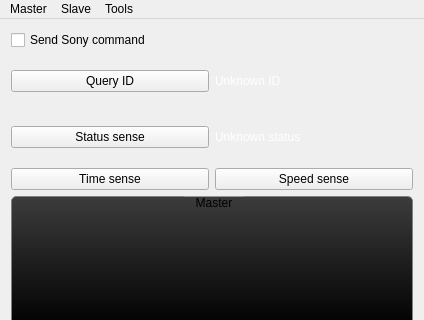
Qt form app/SonyTool/SonyToolWindow.ui (JokerSync/Joker) before a commit; both pictures show x 0 to 424 and y 0 to 320 of the 424 by 506 pixel window.
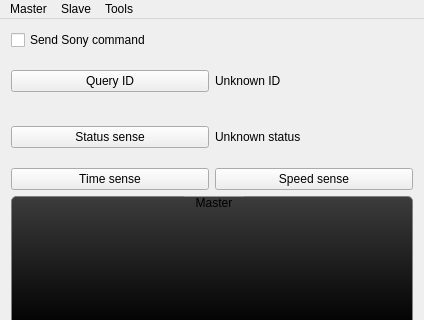
The same form after that commit. Custom widgets are drawn as their Qt base class.

Commit message:
PhSony can use socat
even if it crashes for now

```diff
--- a/app/SonyTool/SonyToolWindow.ui
+++ b/app/SonyTool/SonyToolWindow.ui
@@ -26,11 +26,6 @@
     subcontrol-position: top center; /* position at the top center */
     padding: 0 10px;
 }
-
-
-QLabel {
-	color: white;
-}
 </string>
   </property>
   <widget class="QWidget" name="centralWidget">
```
The commit also changes 1 other file.
